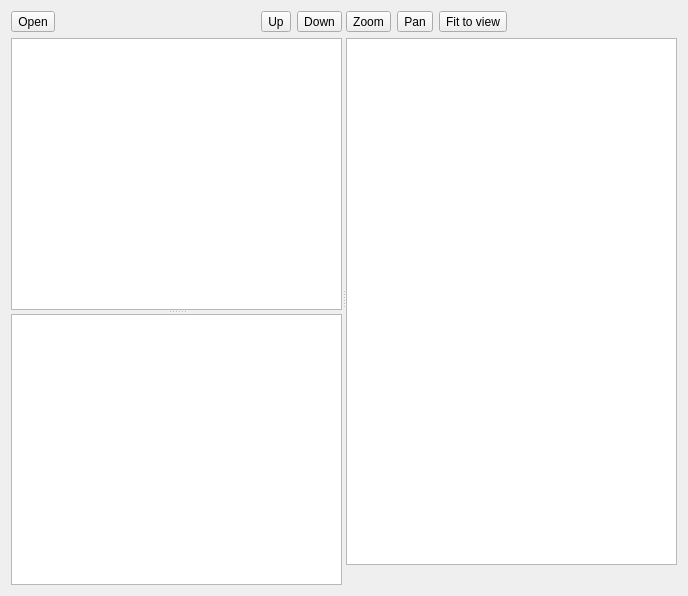
Old version of the form Forms/mainview.ui in the repository ArashMassoudieh/WaterwAIs.
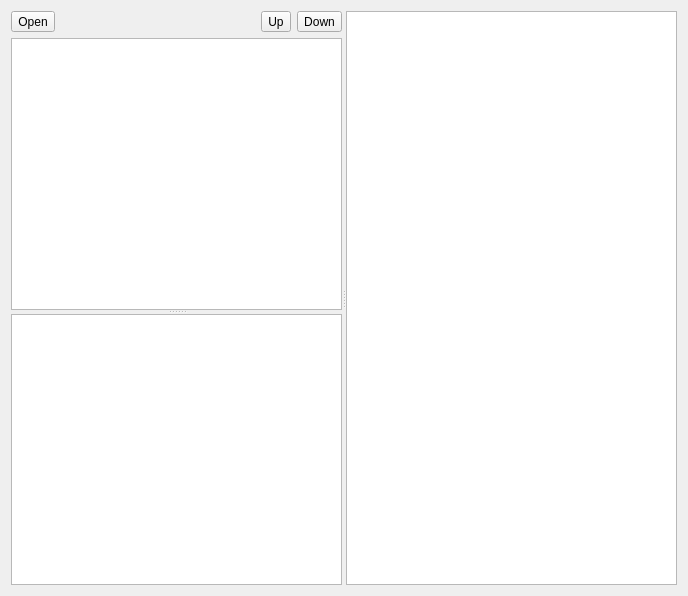
New version of the form. Custom widgets are drawn as their Qt base class.

Commit message: UI improvements: - Map view tool buttons and coordinates status bar were made overlayed over the map view. - Added Zoom in, Zoom out tool buttons. - Added icons and tooltips to the map view tool buttons. - Double-click on a layer in the layer list now pops up the layer Properties dialog.

Patch:
```diff
--- a/Forms/mainview.ui
+++ b/Forms/mainview.ui
@@ -109,64 +109,10 @@
       </layout>
      </widget>
      <widget class="QWidget" name="layoutWidget">
-      <layout class="QVBoxLayout" name="verticalLayout_2">
-       <item>
-        <layout class="QHBoxLayout" name="horizontalLayout_2">
-         <item>
-          <widget class="QToolButton" name="btnZoom">
-           <property name="text">
-            <string>Zoom</string>
-           </property>
-           <property name="checkable">
-            <bool>true</bool>
-           </property>
-          </widget>
-         </item>
-         <item>
-          <widget class="QToolButton" name="btnPan">
-           <property name="text">
-            <string>Pan</string>
-           </property>
-           <property name="checkable">
-            <bool>true</bool>
-           </property>
-          </widget>
-         </item>
-         <item>
-          <widget class="QToolButton" name="btnFitToView">
-           <property name="text">
-            <string>Fit to view</string>
-           </property>
-           <property name="checkable">
-            <bool>true</bool>
-           </property>
-          </widget>
-         </item>
-         <item>
-          <spacer name="horizontalSpacer">
-           <property name="orientation">
-            <enum>Qt::Horizontal</enum>
-           </property>
-           <property name="sizeHint" stdset="0">
-            <size>
-             <width>40</width>
-             <height>20</height>
-            </size>
-           </property>
-          </spacer>
-         </item>
-        </layout>
-       </item>
-       <item>
+      <layout class="QGridLayout" name="gridLayout">
+       <item row="0" column="0">
         <widget class="WaterwAIs::MapView" name="mapView"/>
        </item>
-       <item>
-        <widget class="QLabel" name="statusbar">
-         <property name="text">
-          <string/>
-         </property>
-        </widget>
-       </item>
       </layout>
      </widget>
     </widget>
```
The commit also changes 11 other files.
